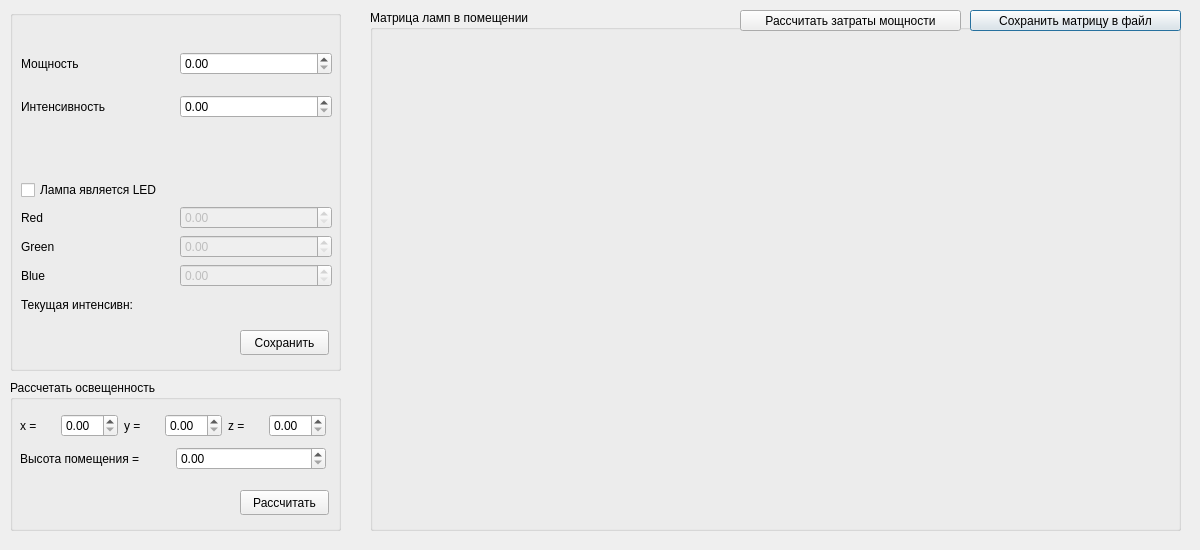
First picture: the form in workwindow.ui, repository AlexandrNemashkalo/Indoor-Ighting-Calculator, before the edit.
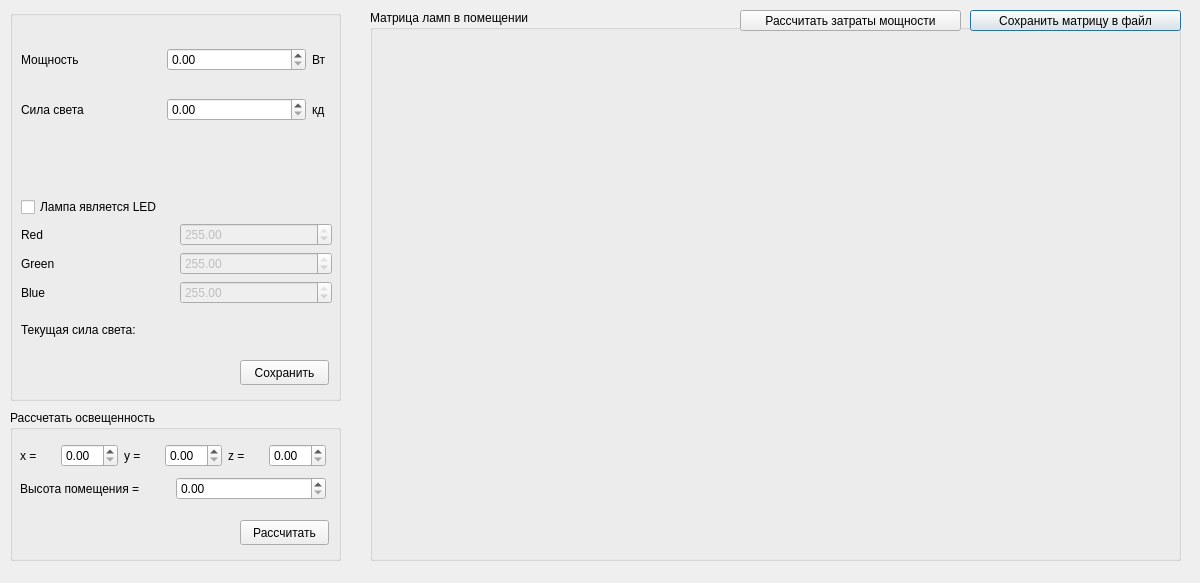
Second picture: the form after the edit.

```diff
--- a/workwindow.ui
+++ b/workwindow.ui
@@ -7,7 +7,7 @@
     <x>0</x>
     <y>0</y>
     <width>1200</width>
-    <height>550</height>
+    <height>583</height>
    </rect>
   </property>
   <property name="minimumSize">
@@ -19,7 +19,7 @@
   <property name="maximumSize">
    <size>
     <width>1200</width>
-    <height>550</height>
+    <height>600</height>
    </size>
   </property>
   <property name="windowTitle">
@@ -31,7 +31,7 @@
      <x>370</x>
      <y>10</y>
      <width>811</width>
-     <height>521</height>
+     <height>551</height>
     </rect>
    </property>
    <property name="title">
@@ -43,7 +43,7 @@
       <x>10</x>
       <y>30</y>
       <width>791</width>
-      <height>481</height>
+      <height>511</height>
      </rect>
     </property>
     <layout class="QVBoxLayout" name="verticalLayout"/>
@@ -81,7 +81,7 @@
      <x>10</x>
      <y>10</y>
      <width>331</width>
-     <height>361</height>
+     <height>391</height>
     </rect>
    </property>
    <property name="title">
@@ -91,7 +91,7 @@
     <property name="geometry">
      <rect>
       <x>230</x>
-      <y>320</y>
+      <y>350</y>
       <width>89</width>
       <height>25</height>
      </rect>
@@ -106,7 +106,7 @@
       <x>11</x>
       <y>28</y>
       <width>311</width>
-      <height>278</height>
+      <height>311</height>
      </rect>
     </property>
     <layout class="QVBoxLayout" name="verticalLayout_5">
@@ -130,6 +130,22 @@
              </property>
             </widget>
            </item>
+           <item>
+            <widget class="QLabel" name="label_11">
+             <property name="enabled">
+              <bool>true</bool>
+             </property>
+             <property name="maximumSize">
+              <size>
+               <width>20</width>
+               <height>16777215</height>
+              </size>
+             </property>
+             <property name="text">
+              <string>Вт</string>
+             </property>
+            </widget>
+           </item>
           </layout>
          </item>
          <item>
@@ -137,7 +153,7 @@
            <item>
             <widget class="QLabel" name="label_3">
              <property name="text">
-              <string>Интенсивность</string>
+              <string>Сила света</string>
              </property>
             </widget>
            </item>
@@ -148,10 +164,23 @@
              </property>
             </widget>
            </item>
+           <item>
+            <widget class="QLabel" name="label_12">
+             <property name="maximumSize">
+              <size>
+               <width>20</width>
+               <height>16777215</height>
+              </size>
+             </property>
+             <property name="text">
+              <string>кд</string>
+             </property>
+            </widget>
+           </item>
           </layout>
          </item>
          <item>
-          <spacer name="horizontalSpacer">
+          <spacer name="horizontalSpacer_3">
            <property name="orientation">
             <enum>Qt::Horizontal</enum>
            </property>
@@ -162,8 +191,6 @@
             </size>
            </property>
           </spacer>
-         </item>
-        </layout>
        </item>
        <item>
         <spacer name="horizontalSpacer_2">
@@ -178,6 +205,21 @@
          </property>
         </spacer>
        </item>
+         <item>
+          <spacer name="horizontalSpacer">
+           <property name="orientation">
+            <enum>Qt::Horizontal</enum>
+           </property>
+           <property name="sizeHint" stdset="0">
+            <size>
+             <width>40</width>
+             <height>20</height>
+            </size>
+           </property>
+          </spacer>
+         </item>
+        </layout>
+       </item>
       </layout>
      </item>
      <item>
@@ -210,7 +252,7 @@
             <double>255.000000000000000</double>
            </property>
            <property name="value">
-            <double>0.000000000000000</double>
+            <double>255.000000000000000</double>
            </property>
           </widget>
          </item>
@@ -233,6 +275,9 @@
            <property name="maximum">
             <double>255.000000000000000</double>
            </property>
+           <property name="value">
+            <double>255.000000000000000</double>
+           </property>
           </widget>
          </item>
         </layout>
@@ -254,6 +299,9 @@
            <property name="maximum">
             <double>255.000000000000000</double>
            </property>
+           <property name="value">
+            <double>255.000000000000000</double>
+           </property>
           </widget>
          </item>
         </layout>
@@ -263,7 +311,7 @@
          <item>
           <widget class="QLabel" name="label">
            <property name="text">
-            <string>Текущая интенсивн:</string>
+            <string>Текущая сила света:</string>
            </property>
           </widget>
          </item>
@@ -285,7 +333,7 @@
    <property name="geometry">
     <rect>
      <x>10</x>
-     <y>380</y>
+     <y>410</y>
      <width>331</width>
      <height>151</height>
     </rect>
```
Lines whose indentation alone changed are shown as unchanged.
